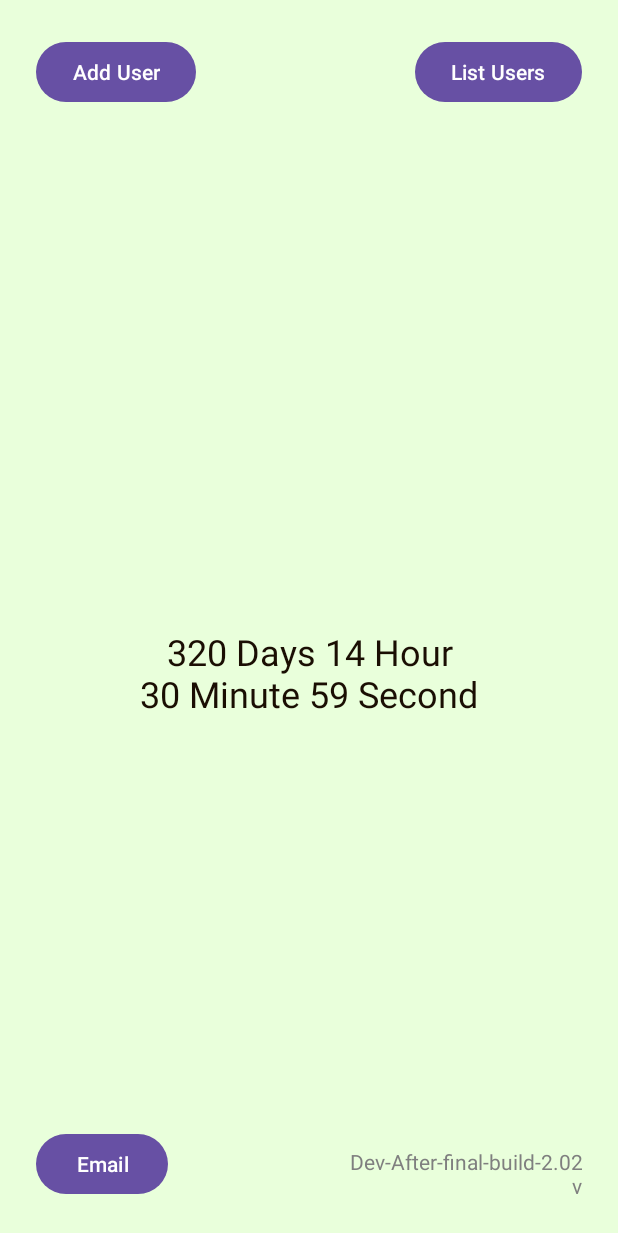
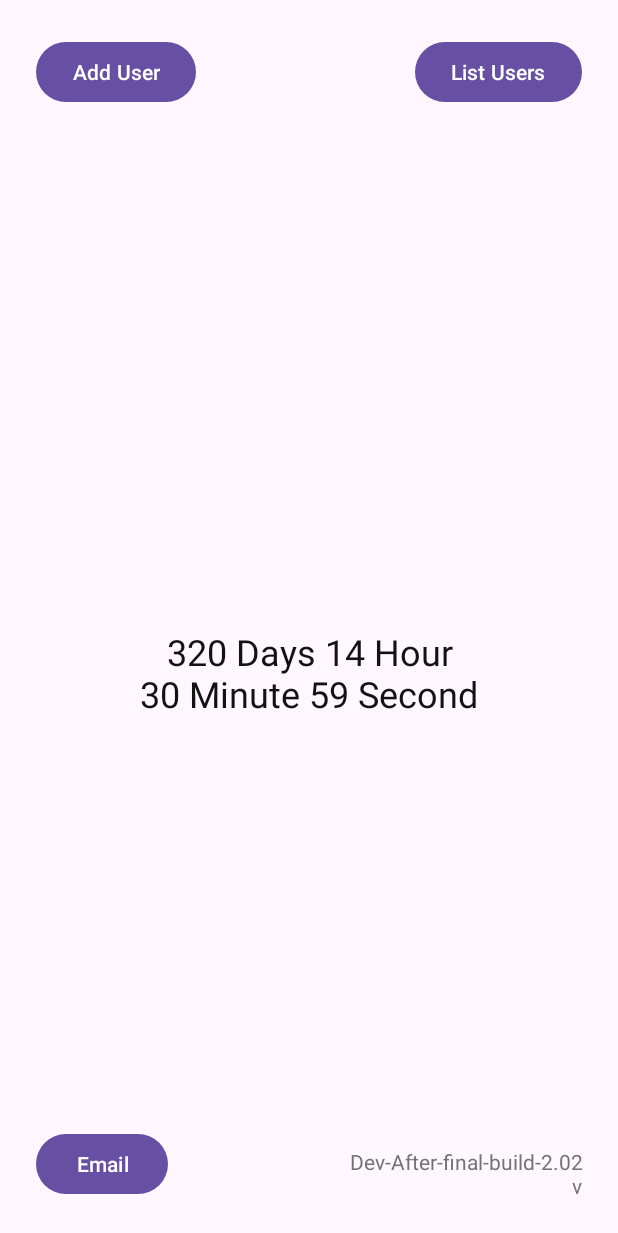
Before and after one commit to JustPause/Andriod_B_Day_Getter, an Android app: the screen it shows after launch (MainActivity), on a phone screen of 412 x 824 dp. Shown: the top 1233 px of the screen. Run offline under Robolectric (Android 15) with nearby library versions, the phone set to English and light mode, and no system bars; our stand-ins replace Room's generated code; 6 statements that could not run were skipped.

Commit message:
check point, padariau kaska su spalvbomis kad nieko nebutu ir galima butu kaskada viska is naujo apadaryti

```diff
--- a/BDayGetter/app/src/main/res/layout/activity_main.xml
+++ b/BDayGetter/app/src/main/res/layout/activity_main.xml
@@ -5,7 +5,6 @@
     android:id="@+id/Main_Window"
     android:layout_width="match_parent"
     android:layout_height="match_parent"
-    android:background="@color/Nyanza"
 
     tools:context=".Main.MainActivity">
 
@@ -52,7 +51,7 @@
         app:layout_constraintBottom_toTopOf="@+id/B_day_countdown"
         app:layout_constraintEnd_toEndOf="parent"
 
-        app:layout_constraintStart_toStartOf="parent" />/>
+        app:layout_constraintStart_toStartOf="parent" />
 
     <TextView
         android:id="@+id/Age_will_be"
@@ -67,7 +66,7 @@
         app:layout_constraintHorizontal_bias="0.5"
         app:layout_constraintStart_toStartOf="parent"
 
-        app:layout_constraintTop_toBottomOf="@+id/B_day_countdown" />/>
+        app:layout_constraintTop_toBottomOf="@+id/B_day_countdown" />
 
     <Button
         android:id="@+id/Add_User"
@@ -112,7 +111,7 @@
         android:ems="10"
         android:text="@string/version"
         android:textAlignment="textEnd"
-        android:textColor="#7F7F7F"
+        android:textColor="#737373"
         app:layout_constraintBottom_toBottomOf="parent"
         app:layout_constraintEnd_toEndOf="parent"
         app:layout_constraintHorizontal_bias="1.0"
--- a/BDayGetter/app/src/main/res/values-night/themes.xml
+++ b/BDayGetter/app/src/main/res/values-night/themes.xml
@@ -1,23 +1,28 @@
 <resources>
     <!-- Base application theme. -->
     <style name="Theme.BDayGetter" parent="Theme.MaterialComponents.DayNight.DarkActionBar">
-        <!-- Primary brand color. -->
-        <item name="colorPrimary">@color/orage_300</item>
-        <item name="colorPrimaryVariant">@color/orage_500</item>
-        <item name="colorOnPrimary">@color/black</item>
-        <!-- Secondary brand color. -->
-        <item name="colorSecondary">@color/teal_200</item>
-        <item name="colorSecondaryVariant">@color/teal_200</item>
-        <item name="colorOnSecondary">@color/black</item>
-        <!-- Status bar color. -->
-        <item name="android:statusBarColor">?attr/colorPrimaryVariant</item>
-        <!-- Customize your theme here. -->
-        <item name="background">@color/Nyanza</item>
-        <item name="android:textColor">@color/black</item>
+        <!--        &lt;!&ndash; Primary brand color. &ndash;&gt;-->
+        <!--        <item name="colorPrimary">@color/orage_500</item>-->
+        <!--        <item name="colorPrimaryVariant">@color/orage_300</item>-->
+        <!--        <item name="colorOnPrimary">@color/black</item>-->
+        <!--        &lt;!&ndash; Secondary brand color. &ndash;&gt;-->
+        <!--        <item name="colorSecondary">@color/teal_200</item>-->
+        <!--        <item name="colorSecondaryVariant">@color/teal_700</item>-->
+        <!--        <item name="colorOnSecondary">@color/black</item>-->
+        <!--        &lt;!&ndash; Status bar color. &ndash;&gt;-->
+        <!--        <item name="android:statusBarColor">?attr/colorPrimaryVariant</item>-->
+        <!--        &lt;!&ndash; Customize your theme here. &ndash;&gt;-->
+        <!--        <item name="android:textColor">@color/black</item>-->
     </style>
+
+    <style name="Theme.BDayGetter.NoActionBar">
+        <!--        <item name="windowActionBar">true</item>-->
+        <!--        <item name="windowNoTitle">true</item>-->
+    </style>
+
     <!-- Base application theme. -->
     <style name="Base.Theme.BDayGetter" parent="Theme.Material3.DayNight.NoActionBar">
-        <!-- Customize your dark theme here. -->
-        <!-- <item name="colorPrimary">@color/my_dark_primary</item> -->
+        <!-- Customize your light theme here. -->
+        <!-- <item name="colorPrimary">@color/my_light_primary</item> -->
     </style>
 </resources>
--- a/BDayGetter/app/src/main/res/values-v23/themes.xml
+++ b/BDayGetter/app/src/main/res/values-v23/themes.xml
@@ -2,8 +2,8 @@
 
     <style name="Theme.BDayGetter" parent="Base.Theme.BDayGetter">
         <!-- Transparent system bars for edge-to-edge. -->
-        <item name="android:navigationBarColor">@android:color/transparent</item>
-        <item name="android:statusBarColor">@android:color/transparent</item>
-        <item name="android:windowLightStatusBar">?attr/isLightTheme</item>
+        <!--        <item name="android:navigationBarColor">@android:color/transparent</item>-->
+        <!--        <item name="android:statusBarColor">@android:color/transparent</item>-->
+        <!--        <item name="android:windowLightStatusBar">?attr/isLightTheme</item>-->
     </style>
 </resources>
--- a/BDayGetter/app/src/main/res/values/colors.xml
+++ b/BDayGetter/app/src/main/res/values/colors.xml
@@ -4,7 +4,7 @@
     <color name="orage_500">#FFFFC933</color>
     <color name="teal_200">#FFE71D36</color>
     <color name="teal_700">#FFA61123</color>
-    <color name="black">#FF1A0E03</color>
+    <color name="black">#121212</color>
     <color name="white">#FFFFFFFF</color>
 
     <color name="Nyanza">#FFE9FFDB</color>
@@ -12,4 +12,6 @@
     <color name="Paynes_gray">#FF536878</color>
     <color name="Davys_gray">#FF555555</color>
     <color name="Icterine">#FFFCF75E</color>
+
+    <!--    <color name="background_color">@color/Nyanza</color>-->
 </resources>
--- a/BDayGetter/app/src/main/res/values/strings.xml
+++ b/BDayGetter/app/src/main/res/values/strings.xml
@@ -7,7 +7,9 @@
     <string name="date">Date</string>
     <string name="age_will_be">Age</string>
     <string name="CountDown">DD:HH:MM:SS</string>
+
     <!-- Strings used for fragments for navigation -->
+
     <string name="version">Dev-After-final-build-2.02v</string>
     <string name="vardas_pavarde">Vardas Pavarde</string>
     <string name="give_name">Give_Name</string>
@@ -19,5 +21,4 @@
     <string name="message">Message</string>
     <string name="delete">Delete</string>
     <string name="title_activity_email">Email</string>
-
 </resources>
--- a/BDayGetter/app/src/main/res/values/themes.xml
+++ b/BDayGetter/app/src/main/res/values/themes.xml
@@ -1,24 +1,23 @@
 <resources>
     <!-- Base application theme. -->
     <style name="Theme.BDayGetter" parent="Theme.MaterialComponents.DayNight.DarkActionBar">
-        <!-- Primary brand color. -->
-        <item name="colorPrimary">@color/orage_500</item>
-        <item name="colorPrimaryVariant">@color/orage_300</item>
-        <item name="colorOnPrimary">@color/white</item>
-        <!-- Secondary brand color. -->
-        <item name="colorSecondary">@color/teal_200</item>
-        <item name="colorSecondaryVariant">@color/teal_700</item>
-        <item name="colorOnSecondary">@color/black</item>
-        <!-- Status bar color. -->
-        <item name="android:statusBarColor">?attr/colorPrimaryVariant</item>
-        <!-- Customize your theme here. -->
-        <item name="background">@color/Nyanza</item>
-        <item name="android:textColor">@color/black</item>
+        <!--        &lt;!&ndash; Primary brand color. &ndash;&gt;-->
+        <!--        <item name="colorPrimary">@color/orage_500</item>-->
+        <!--        <item name="colorPrimaryVariant">@color/orage_300</item>-->
+        <!--        <item name="colorOnPrimary">@color/black</item>-->
+        <!--        &lt;!&ndash; Secondary brand color. &ndash;&gt;-->
+        <!--        <item name="colorSecondary">@color/teal_200</item>-->
+        <!--        <item name="colorSecondaryVariant">@color/teal_700</item>-->
+        <!--        <item name="colorOnSecondary">@color/black</item>-->
+        <!--        &lt;!&ndash; Status bar color. &ndash;&gt;-->
+        <!--        <item name="android:statusBarColor">?attr/colorPrimaryVariant</item>-->
+        <!--        &lt;!&ndash; Customize your theme here. &ndash;&gt;-->
+        <!--        <item name="android:textColor">@color/black</item>-->
     </style>
 
     <style name="Theme.BDayGetter.NoActionBar">
-        <item name="windowActionBar">false</item>
-        <item name="windowNoTitle">true</item>
+        <!--        <item name="windowActionBar">true</item>-->
+        <!--        <item name="windowNoTitle">true</item>-->
     </style>
 
     <!-- Base application theme. -->
```
